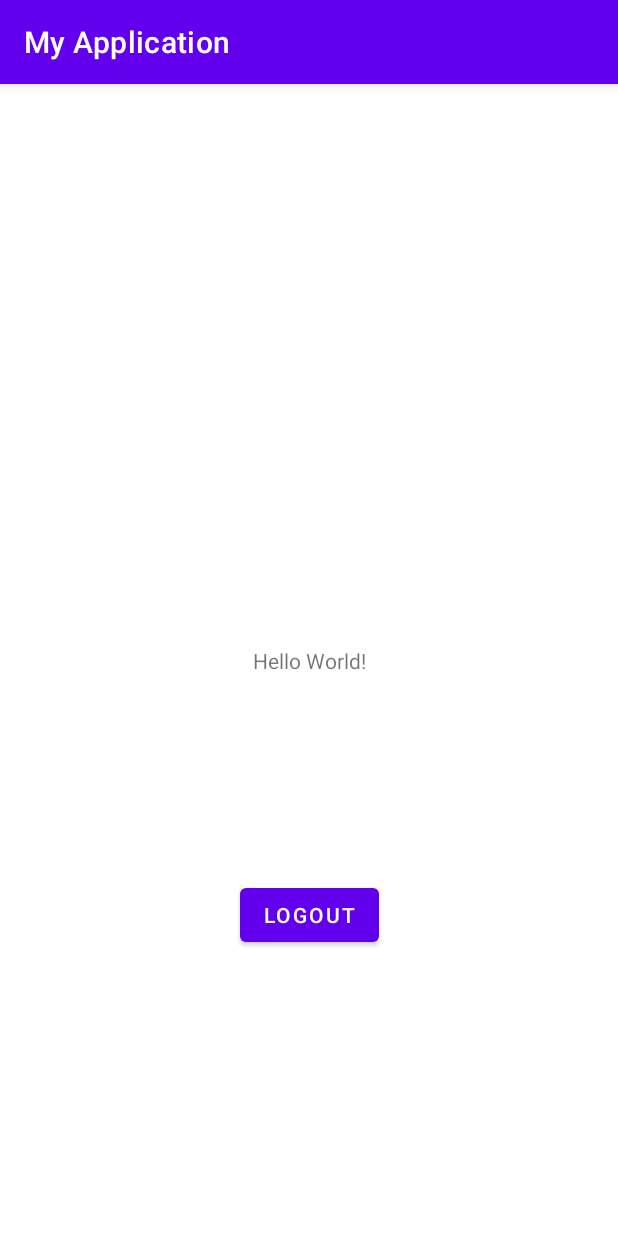
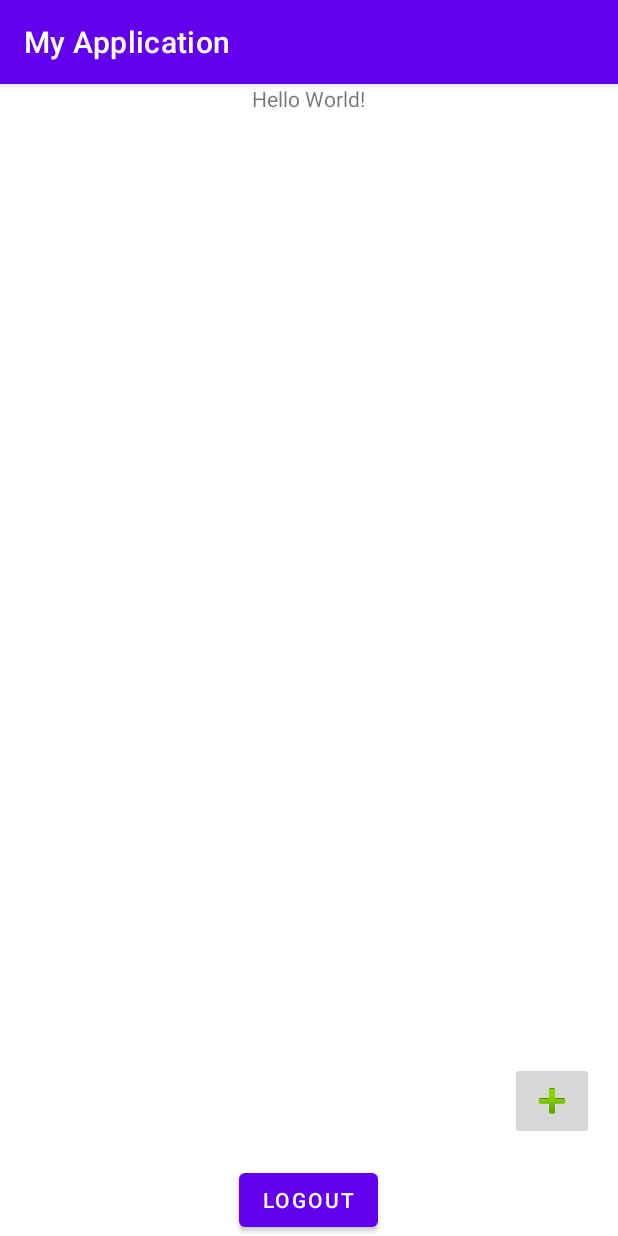
Before and after one commit to bo0412juanignaciocroce/PAS, an Android app: the screen it shows after launch (MainActivity), on a phone screen of 412 x 824 dp. Run offline under Robolectric (Android 15) with nearby library versions, the light colour scheme and no system bars; our stand-ins replace Firebase (no records; nobody signed in at launch, a user with empty details on screens opened directly), Room's generated code, RxJava; libraries missing offline, so code that uses them is left out: com.firebase.ui, javax.annotation; 1 statement that could not run was skipped.

Commit message:
Added minimal Fragment funcionality. This one is directed to notes. Also integrated the roomdb segment.

```diff
--- /dev/null
+++ b/app/src/main/java/es/upm/etsisi/pas/notes/NotesFragment.java
@@ -0,0 +1,28 @@
+package es.upm.etsisi.pas.notes;
+
+
+import android.os.Bundle;
+import android.view.LayoutInflater;
+import android.view.View;
+import android.view.ViewGroup;
+
+import androidx.fragment.app.Fragment;
+
+import es.upm.etsisi.pas.R;
+
+
+public class NotesFragment extends Fragment {
+    @Override
+    public View onCreateView(LayoutInflater inflater, ViewGroup parent, Bundle savedInstanceState) {
+        // Defines the xml file for the fragment
+        return inflater.inflate(R.layout.notes_layout, parent, false);
+    }
+
+    // This event is triggered soon after onCreateView().
+    // Any view setup should occur here.  E.g., view lookups and attaching view listeners.
+    @Override
+    public void onViewCreated(View view, Bundle savedInstanceState) {
+        // Setup any handles to view objects here
+        // EditText etFoo = (EditText) view.findViewById(R.id.etFoo);
+    }
+}
--- a/app/src/main/res/layout/activity_main.xml
+++ b/app/src/main/res/layout/activity_main.xml
@@ -6,6 +6,14 @@ android:layout_width="match_parent"
     android:layout_height="match_parent"
     tools:context=".MainActivity">
 
+
+    <LinearLayout
+        android:layout_width="match_parent"
+        android:layout_height="match_parent"
+        android:orientation="vertical"
+        tools:layout_editor_absoluteX="1dp"
+        tools:layout_editor_absoluteY="1dp">
+
         <TextView
             android:id="@+id/textView"
             android:layout_width="wrap_content"
@@ -13,19 +21,26 @@ tools:context=".MainActivity">
             android:text="Hello World!"
             app:layout_constraintBottom_toBottomOf="parent"
             app:layout_constraintEnd_toEndOf="parent"
-    app:layout_constraintHorizontal_bias="0.5"
             app:layout_constraintStart_toStartOf="parent"
+            android:layout_gravity="center"
             app:layout_constraintTop_toTopOf="parent" />
+
+        <androidx.fragment.app.FragmentContainerView
+            android:id="@+id/fragmentContainerView"
+            android:name="es.upm.etsisi.pas.notes.NotesFragment"
+            android:layout_width="match_parent"
+            android:layout_height="0dp"
+            android:layout_weight="20" />
 
         <Button
             android:id="@+id/logoutButton"
             android:layout_width="wrap_content"
             android:layout_height="wrap_content"
-    android:layout_marginTop="136dp"
             android:text="@string/logout_button"
             app:layout_constraintEnd_toEndOf="parent"
-    app:layout_constraintHorizontal_bias="0.5"
             app:layout_constraintStart_toStartOf="parent"
-    app:layout_constraintTop_toBottomOf="@+id/textView" />
+            android:layout_gravity="center" />
+
+    </LinearLayout>
 
 </android.support.constraint.ConstraintLayout>
--- /dev/null
+++ b/app/src/main/res/layout/notes_layout.xml
@@ -0,0 +1,24 @@
+<?xml version="1.0" encoding="utf-8"?>
+<android.support.constraint.ConstraintLayout
+    xmlns:android="http://schemas.android.com/apk/res/android"
+    xmlns:tools="http://schemas.android.com/tools"
+    android:layout_width="match_parent"
+    android:layout_height="match_parent">
+
+    <FrameLayout
+        android:layout_width="match_parent"
+        android:layout_height="match_parent">
+
+        <ImageButton
+            android:id="@+id/button2"
+            android:layout_width="wrap_content"
+            android:layout_height="wrap_content"
+            android:layout_margin="16dp"
+            android:src="@android:drawable/ic_input_add"
+            android:layout_gravity="end|bottom" />
+
+        <androidx.recyclerview.widget.RecyclerView
+            android:layout_width="match_parent"
+            android:layout_height="match_parent" />
+    </FrameLayout>
+</android.support.constraint.ConstraintLayout>
```
Also changed, not shown: app/src/main/java/es/upm/etsisi/pas/notes/INotesDAO.java (added, +26 -0 lines), app/src/main/java/es/upm/etsisi/pas/notes/NotesEntity.java (added, +52 -0 lines), app/src/main/java/es/upm/etsisi/pas/notes/NotesRepository.java (added, +42 -0 lines), app/src/main/java/es/upm/etsisi/pas/notes/NotesRoomDatabase.java (added, +67 -0 lines). Lines whose indentation alone changed are shown as unchanged.
